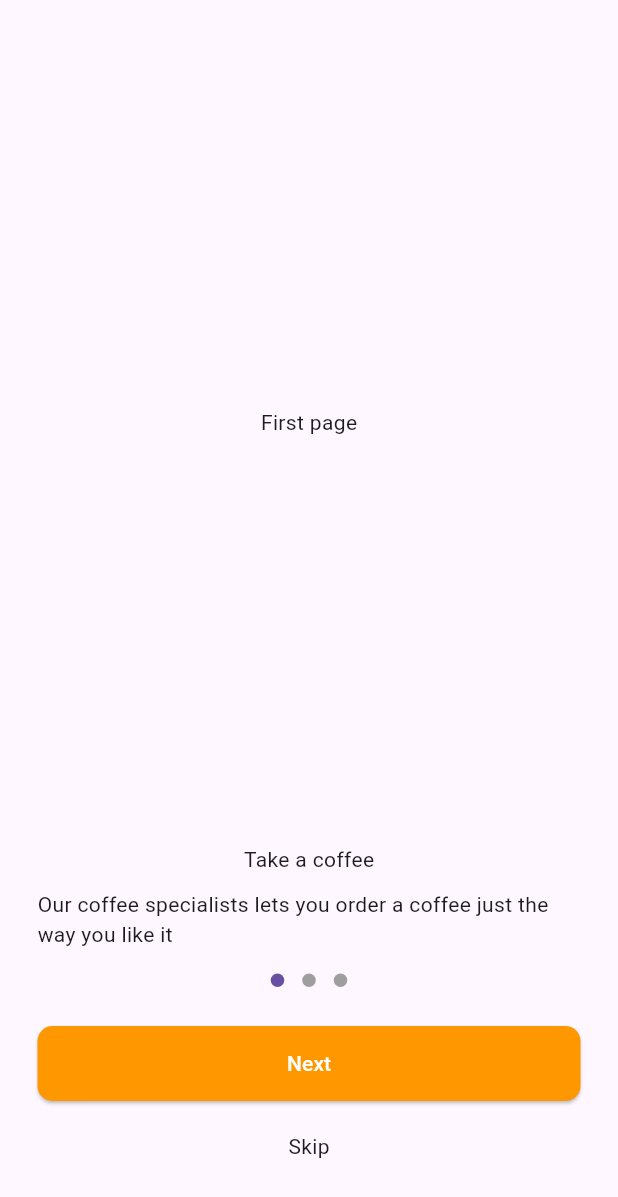
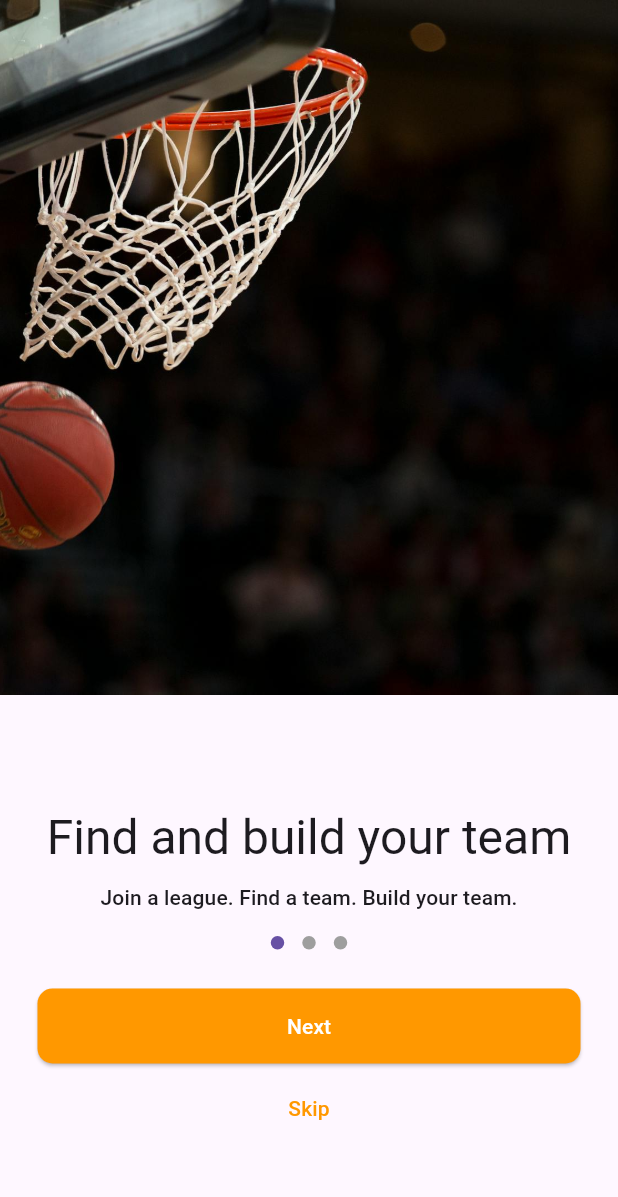
Before and after one commit to dhkvatar/teams_flutter, a Flutter app: the OnboardingPage screen opened directly, on a phone screen of 412 x 824 dp. Shown: the top 1197 px of the screen. Run offline on Flutter 3.47's test engine with Material 3 defaults, Android fonts, the phone set to English and light mode, and no system bars; drawn by our look-alikes of dots_indicator; our stand-ins replace get_it, go_router, injectable.

Commit message:
Added image to PageView and applied theme to texts

```diff
--- a/lib/app/app.dart
+++ b/lib/app/app.dart
@@ -14,6 +14,9 @@ class App extends StatelessWidget {
       title: 'App-${Flavor.appFlavor!.name}',
       routerConfig: router,
       debugShowCheckedModeBanner: Flavor.appFlavor != AppFlavor.prod,
+      theme: ThemeData(
+        useMaterial3: true,
+      ),
     );
   }
 }
--- a/lib/presentation/flows/login_flow.dart
+++ b/lib/presentation/flows/login_flow.dart
@@ -14,8 +14,8 @@ class LoginFlow extends RoutingFlow {
       path: startingRoutePath,
       name: startingRoutePath,
       builder: (context, state) {
-        // return LoginPage();
-        return OnboardingPage();
+        return LoginPage();
+        // return const OnboardingPage();
       },
     );
   }
--- a/lib/presentation/pages/onboarding_page.dart
+++ b/lib/presentation/pages/onboarding_page.dart
@@ -1,4 +1,5 @@
 import 'package:dots_indicator/dots_indicator.dart';
+import 'package:flutter/gestures.dart';
 import 'package:flutter/material.dart';
 import 'package:teams/presentation/ui/components/submit_button.dart';
 
@@ -11,54 +12,116 @@ class OnboardingPage extends StatefulWidget {
 
 class _OnboardingPageState extends State<OnboardingPage> {
   final PageController _pageController = PageController();
+  final _numPages = 3;
+
+  int _currentPageIndex = 0;
+
+  int _nextPosition(int pageIndex) {
+    if (pageIndex == _numPages - 1) {
+      return 0;
+    }
+    return pageIndex + 1;
+  }
+
+  void _updateToNextPage() {
+    setState(() {
+      _currentPageIndex = _nextPosition(_currentPageIndex);
+    });
+    _pageController.animateToPage(
+      _currentPageIndex,
+      duration: const Duration(milliseconds: 100),
+      curve: Curves.easeIn,
+    );
+  }
 
   @override
   Widget build(BuildContext context) {
     return Scaffold(
       body: Column(
         children: [
+          // PageView of images
           Expanded(
             child: PageView(
+              physics: const NeverScrollableScrollPhysics(),
               controller: _pageController,
-              children: const [
-                Center(
-                  child: Text('First page'),
+              children: [
+                Container(
+                  decoration: const BoxDecoration(
+                    image: DecorationImage(
+                      fit: BoxFit.cover,
+                      image: AssetImage('assets/basketball1.jpeg'),
                     ),
-                Center(
-                  child: Text('Second page'),
                   ),
-                Center(
-                  child: Text('Third page'),
+                ),
+                Container(
+                  decoration: const BoxDecoration(
+                    image: DecorationImage(
+                      fit: BoxFit.cover,
+                      image: AssetImage('assets/soccer1.jpeg'),
+                    ),
+                  ),
+                ),
+                Container(
+                  decoration: const BoxDecoration(
+                    image: DecorationImage(
+                      fit: BoxFit.cover,
+                      image: AssetImage('assets/golf1.jpeg'),
+                    ),
+                  ),
                 ),
               ],
             ),
           ),
+
+          // Bottom card
           Stack(
             children: [
               Align(
                 alignment: Alignment.bottomCenter,
+                child: Padding(
+                  padding: const EdgeInsets.symmetric(vertical: 75.0),
                   child: Column(
                     children: [
-                    const Padding(
+                      Padding(
                         padding: EdgeInsets.symmetric(horizontal: 25.0),
-                      child: Text('Take a coffee'),
+                        child: Text(
+                          'Find and build your team',
+                          style: Theme.of(context).textTheme.headlineLarge!,
+                        ),
                       ),
                       const SizedBox(height: 10),
-                    const Padding(
-                      padding: EdgeInsets.symmetric(horizontal: 25.0),
+                      Padding(
+                        padding: const EdgeInsets.symmetric(horizontal: 25.0),
                         child: Text(
-                          'Our coffee specialists lets you order a coffee just the way you like it'),
+                          'Join a league. Find a team. Build your team.',
+                          style: Theme.of(context).textTheme.titleSmall!,
+                        ),
                       ),
                       const SizedBox(
                         height: 10,
                       ),
-                    DotsIndicator(dotsCount: 3),
+                      DotsIndicator(
+                        dotsCount: _numPages,
+                        position: _currentPageIndex,
+                      ),
                       const SizedBox(height: 20),
-                    const SubmitButton(buttonText: 'Next'),
+                      SubmitButton(
+                        buttonText: 'Next',
+                        onPressed: _updateToNextPage,
+                      ),
                       const SizedBox(height: 20),
-                    const Text('Skip'),
-                    const SizedBox(height: 50),
+                      RichText(
+                        text: TextSpan(
+                          text: 'Skip',
+                          style: Theme.of(context)
+                              .textTheme
+                              .labelLarge!
+                              .copyWith(color: Colors.orange),
+                          recognizer: TapGestureRecognizer()..onTap = () {},
+                        ),
+                      ),
                     ],
+                  ),
                 ),
               ),
             ],
--- a/lib/presentation/ui/components/submit_button.dart
+++ b/lib/presentation/ui/components/submit_button.dart
@@ -2,8 +2,11 @@ import 'package:flutter/material.dart';
 
 class SubmitButton extends StatelessWidget {
   final String buttonText;
+  final VoidCallback? onPressed;
+
   const SubmitButton({
     super.key,
+    this.onPressed,
     required this.buttonText,
   });
 
@@ -15,16 +18,20 @@ class SubmitButton extends StatelessWidget {
         children: [
           Expanded(
             child: ElevatedButton(
-              onPressed: () {},
+              onPressed: onPressed,
               style: ElevatedButton.styleFrom(
                 fixedSize: const Size.fromHeight(50.0),
                 shape: RoundedRectangleBorder(
                   borderRadius: BorderRadius.circular(10.0),
                 ),
                 backgroundColor: Colors.orange,
-                foregroundColor: Colors.white,
               ),
-              child: Text(buttonText),
+              child: Text(
+                buttonText,
+                style: Theme.of(context).textTheme.labelLarge!.copyWith(
+                      color: Colors.white,
+                    ),
+              ),
             ),
           ),
         ],
--- a/pubspec.yaml
+++ b/pubspec.yaml
@@ -22,4 +22,7 @@ dev_dependencies:
   build_runner: ^2.4.8
 
 flutter:
+  assets:
+    - assets/
+
   uses-material-design: true
```
Also changed, not shown: lib/presentation/pages/login_page.dart (+17 -9 lines), assets/basketball1.jpeg (added), assets/golf1.jpeg (added), assets/soccer1.jpeg (added). Lines whose indentation alone changed are shown as unchanged.
